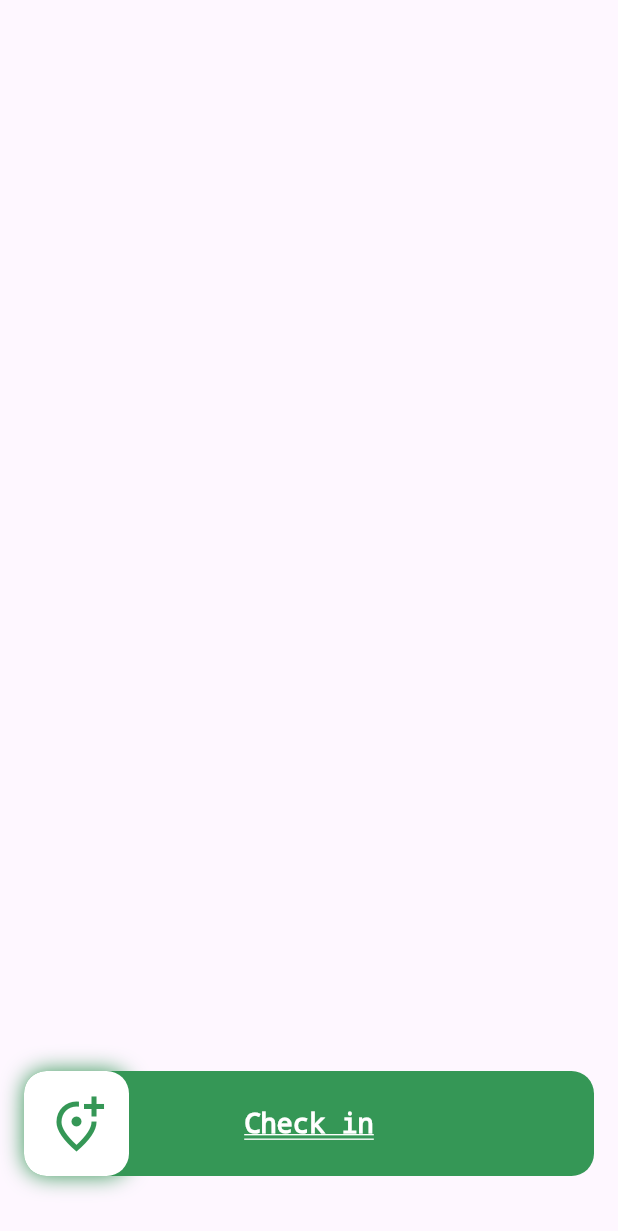
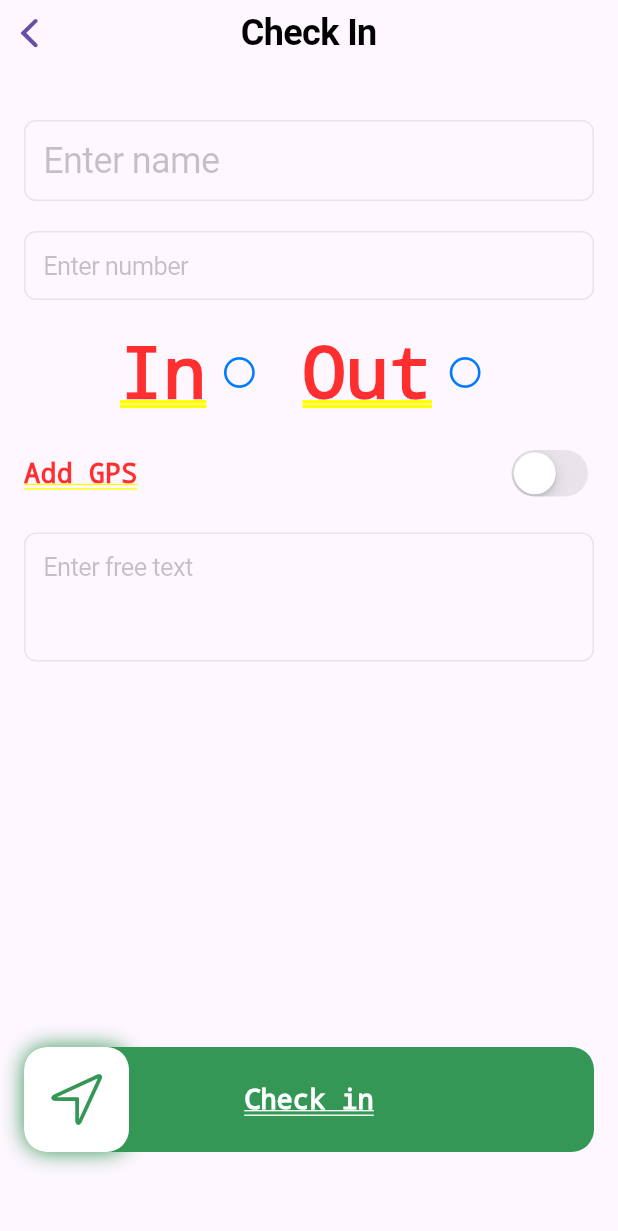
Before and after one commit to CasperJuhl/Lommebror, a Flutter app: the CheckIn screen opened directly, on a phone screen of 412 x 824 dp. Shown: the top 1231 px of the screen. Run offline on Flutter 3.47's test engine with Material 3 defaults, Android fonts, the phone set to English and light mode, and no system bars; drawn by our look-alikes of slider_button; our stand-ins replace google_maps_flutter.

Commit message:
Made initial design elements for checkin feature

```diff
--- a/lib/views/check_in.dart
+++ b/lib/views/check_in.dart
@@ -1,5 +1,4 @@
 import 'package:flutter/cupertino.dart';
-import 'package:flutter/material.dart';
 import 'package:slider_button/slider_button.dart';
 
 class CheckIn extends StatefulWidget {
@@ -8,13 +7,125 @@ class CheckIn extends StatefulWidget {
 }
 
 class CheckInState extends State<CheckIn> {
+  bool inChecked = false;
+  bool outChecked = false;
+  bool addGps = false;
+  int numberInput = 0;
+  TextEditingController headerController = TextEditingController();
+  TextEditingController freeTextController = TextEditingController();
+
+  void _handleCheckboxChange(bool? value, String type) {
+    if (type == 'In') {
+      setState(() {
+        inChecked = value!;
+        outChecked = !value;
+      });
+    } else {
+      setState(() {
+        outChecked = value!;
+        inChecked = !value;
+      });
+    }
+  }
+
   @override
   Widget build(BuildContext context) {
     return CupertinoPageScaffold(
-
+      navigationBar: CupertinoNavigationBar(
+        middle: Text(
+          'Check In',
+          style: TextStyle(fontSize: 24, fontWeight: FontWeight.bold),
+        ),
+      ),
+      child: SafeArea(
+        child: Padding(
+          padding: const EdgeInsets.all(16.0),
           child: Column(
-        mainAxisAlignment: MainAxisAlignment.end, // Align children to the bottom
+            crossAxisAlignment: CrossAxisAlignment.start,
             children: [
+              SizedBox(height: 20),
+              CupertinoTextField(
+                controller: headerController,
+                placeholder: 'Enter name',
+                padding: EdgeInsets.all(12),
+                decoration: BoxDecoration(
+                  border: Border.all(
+                    color: CupertinoColors.lightBackgroundGray,
+                  ),
+                  borderRadius: BorderRadius.circular(8),
+                ),
+                style: TextStyle(fontSize: 24),
+              ),
+              SizedBox(height: 20),
+              CupertinoTextField(
+                onChanged: (value) {
+                  setState(() {
+                    numberInput = int.tryParse(value) ?? 0;
+                  });
+                },
+                keyboardType: TextInputType.number,
+                placeholder: 'Enter number',
+                padding: EdgeInsets.all(12),
+                decoration: BoxDecoration(
+                  border: Border.all(
+                    color: CupertinoColors.lightBackgroundGray,
+                  ),
+                  borderRadius: BorderRadius.circular(8),
+                ),
+              ),
+              SizedBox(height: 20),
+              Row(
+                mainAxisAlignment: MainAxisAlignment.center,
+                children: [
+                  Text('In'),
+                  CupertinoCheckbox(
+                    value: inChecked,
+                    onChanged: (bool? value) {
+                      _handleCheckboxChange(value, 'In');
+                    },
+                  ),
+                  SizedBox(width: 20),
+                  Text('Out'),
+                  CupertinoCheckbox(
+                    value: outChecked,
+                    onChanged: (bool? value) {
+                      _handleCheckboxChange(value, 'Out');
+                    },
+                  ),
+                ],
+              ),
+              SizedBox(height: 20),
+              Row(
+                mainAxisAlignment: MainAxisAlignment.spaceBetween,
+                children: [
+                  Text(
+                    'Add GPS',
+                    style: TextStyle(fontSize: 18),
+                  ),
+                  CupertinoSwitch(
+                    value: addGps,
+                    onChanged: (bool value) {
+                      setState(() {
+                        addGps = value;
+                      });
+                    },
+                  ),
+                ],
+              ),
+              SizedBox(height: 20),
+              CupertinoTextField(
+                controller: freeTextController,
+                maxLines: 3,
+                placeholder: 'Enter free text',
+                padding: EdgeInsets.all(12),
+                decoration: BoxDecoration(
+                  border: Border.all(
+                    color: CupertinoColors.lightBackgroundGray,
+                  ),
+                  borderRadius: BorderRadius.circular(8),
+                ),
+              ),
+              Spacer(),
               Center(
                 child: SliderButton(
                   action: () async {
@@ -30,7 +141,7 @@ class CheckInState extends State<CheckIn> {
                     ),
                   ),
                   icon: Icon(
-                Icons.add_location_alt_outlined,
+                    CupertinoIcons.location,
                     color: Color(0xFF359756),
                     size: 40.0,
                     semanticLabel: 'Text to announce in accessibility modes',
@@ -39,7 +150,7 @@ class CheckInState extends State<CheckIn> {
                     color: Color(0xFF359756),
                     blurRadius: 12,
                   ),
-              alignLabel: Alignment.center, // Center align label
+                  alignLabel: Alignment.center,
                   width: 380,
                   radius: 15,
                   buttonColor: Color.fromARGB(255, 255, 255, 255),
@@ -48,9 +159,36 @@ class CheckInState extends State<CheckIn> {
                   baseColor: Color.fromARGB(255, 255, 255, 255),
                 ),
               ),
-          SizedBox(height: 40.0), // Add some space below the button
+              SizedBox(height: 40.0),
             ],
+          ),
+        ),
       ),
     );
   }
 }
+
+class CupertinoCheckbox extends StatelessWidget {
+  final bool value;
+  final ValueChanged<bool?>? onChanged;
+
+  const CupertinoCheckbox({
+    required this.value,
+    required this.onChanged,
+  });
+
+  @override
+  Widget build(BuildContext context) {
+    return CupertinoButton(
+      padding: EdgeInsets.zero,
+      onPressed: () {
+        onChanged?.call(!value);
+      },
+      child: Icon(
+        value ? CupertinoIcons.check_mark_circled_solid : CupertinoIcons.circle,
+        color: CupertinoColors.activeBlue,
+        size: 24,
+      ),
+    );
+  }
+}
--- a/lib/views/locationoverview.dart
+++ b/lib/views/locationoverview.dart
@@ -73,7 +73,7 @@ class LocationOverviewState extends State<LocationOverview> {
                   ),
                 ),
                 child: Text(
-                  'Login',
+                  'Check In',
                   style: TextStyle(
                     color: Colors.white, // Set text color to white
                     fontSize: 18.0,
```
Lines whose indentation alone changed are shown as unchanged.
